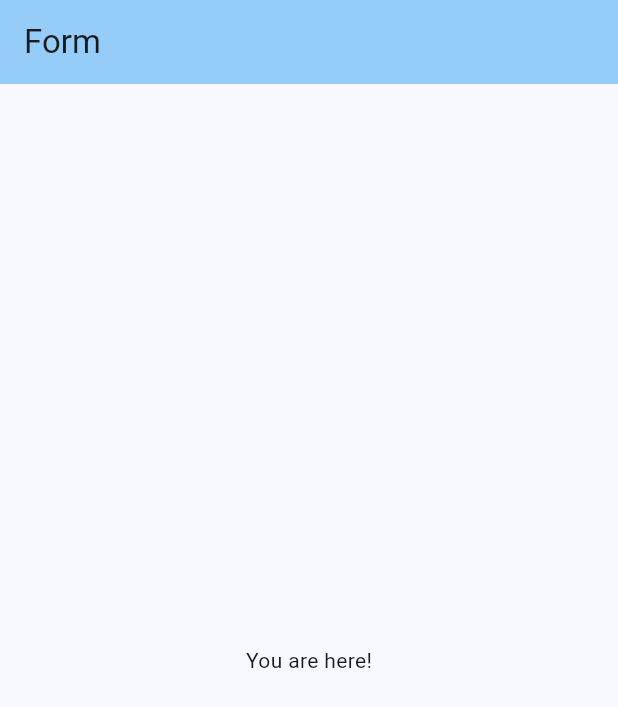
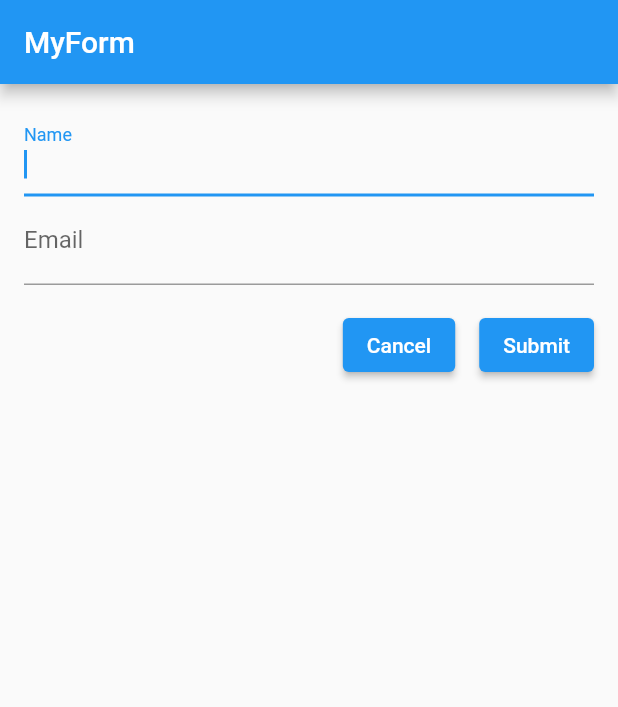
Before and after one commit to carljdp/flutter_xplat_forms, a Flutter app: the screen it shows after launch, on a phone screen of 412 x 824 dp. Shown: the top 707 px of the screen. Run offline on Flutter 3.47's test engine with Material 2 defaults, Android fonts, the phone set to English and light mode, and no system bars.

Commit message:
Basic form (working)

```diff
--- a/lib/main.dart
+++ b/lib/main.dart
@@ -1,47 +1,125 @@
 import 'package:flutter/material.dart';
-
-const String title = 'Form';
+import 'package:flutter/services.dart';
 
 void main() {
-  runApp(const MyApp(title: title));
+  runApp(const MyApp());
 }
 
 class MyApp extends StatelessWidget {
-  const MyApp({super.key, required this.title});
-  final String title;
+  const MyApp({super.key});
 
   @override
   Widget build(BuildContext context) {
-    return MaterialApp(
-      title: title,
-      theme: ThemeData(
-        colorScheme: ColorScheme.fromSeed(seedColor: Colors.lightBlue),
-        useMaterial3: true,
-      ),
-      home: MyHomePage(title: title),
+    return const MaterialApp(
+      title: 'MyForm',
+      home: MyForm(),
     );
   }
 }
 
-class MyHomePage extends StatelessWidget {
-  const MyHomePage({super.key, required this.title});
-  final String title;
+class MyForm extends StatefulWidget {
+  const MyForm({super.key});
+
+  @override
+  MyFormState createState() => MyFormState();
+}
+
+class MyFormState extends State<MyForm> {
+  final GlobalKey<FormState> _formKey = GlobalKey<FormState>();
+  final FocusNode _nameFocus = FocusNode();
+  final FocusNode _emailFocus = FocusNode();
+
+  @override
+  void initState() {
+    super.initState();
+    Future.delayed(const Duration(milliseconds: 3000), () {
+      FocusScope.of(context).requestFocus(_nameFocus);
+    });
+  }
 
   @override
   Widget build(BuildContext context) {
-    return Scaffold(
-      appBar: AppBar(
-        backgroundColor: Theme.of(context).colorScheme.inversePrimary,
-        title: Text(title),
-      ),
-      body: const Center(
-        child: Column(
-          mainAxisAlignment: MainAxisAlignment.center,
-          children: <Widget>[
-            Text(
-              'You are here!',
+    return GestureDetector(
+      onTap: () {
+        FocusScopeNode currentFocus = FocusScope.of(context);
+        if (!currentFocus.hasPrimaryFocus) {
+          currentFocus.unfocus();
+        }
+      },
+      child: Scaffold(
+        appBar: AppBar(title: const Text('MyForm')),
+        body: Form(
+          key: _formKey,
+          child: Padding(
+            padding: const EdgeInsets.all(16.0),
+            child: Column(
+              crossAxisAlignment: CrossAxisAlignment.start,
+              children: [
+                TextFormField(
+                  focusNode: _nameFocus,
+                  decoration: const InputDecoration(labelText: 'Name'),
+                  textInputAction: TextInputAction.next,
+                  onFieldSubmitted: (_) {
+                    FocusScope.of(context).requestFocus(_emailFocus);
+                  },
+                  // autofocus: true, // Add this line
+                ),
+                TextFormField(
+                  focusNode: _emailFocus,
+                  decoration: const InputDecoration(labelText: 'Email'),
+                  keyboardType: TextInputType.emailAddress,
+                  textInputAction: TextInputAction.done,
+                  onFieldSubmitted: (_) {
+                    FocusScope.of(context).unfocus();
+                  },
+                ),
+                Padding(
+                  padding: const EdgeInsets.only(top: 16.0), // Add top padding
+                  child: Row(
+                    mainAxisAlignment: MainAxisAlignment.end,
+                    children: [
+                      ElevatedButton(
+                        onPressed: () {
+                          SystemNavigator.pop(); // Exit the app
+                        },
+                        child: const Text('Cancel'),
+                      ),
+                      const SizedBox(
+                          width: 16), // Optional spacing between the buttons
+                      ElevatedButton(
+                        onPressed: () {
+                          // Show submitted info and exit or restart app
+                          if (_formKey.currentState!.validate()) {
+                            ScaffoldMessenger.of(context).showSnackBar(
+                              const SnackBar(
+                                content: Text('Info submitted'),
+                                duration: Duration(seconds: 3),
+                              ),
+                            );
+                            Future.delayed(const Duration(seconds: 3), () {
+                              if (const bool.fromEnvironment(
+                                  "dart.vm.product")) {
+                                // Exit the app if in release mode
+                                // TODO: Add your exit code here
+                              } else {
+                                // Restart the app if in debug mode
+                                Navigator.pushReplacement(
+                                  context,
+                                  MaterialPageRoute(
+                                      builder: (context) => const MyApp()),
+                                );
+                              }
+                            });
+                          }
+                        },
+                        child: const Text('Submit'),
+                      ),
+                    ],
+                  ),
+                ),
+              ],
             ),
-          ],
+          ),
         ),
       ),
     );
```
